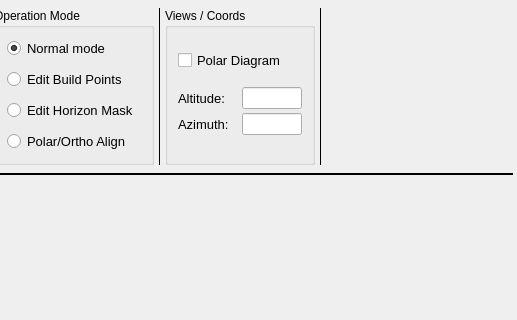
This is mw4/gui/widgets/hemisphere.ui in mworion/MountWizzard4 as Qt 5 draws it before an edit; both pictures show x 283 to 800 and y 0 to 320 of the 800 by 600 pixel window. The edited form follows.
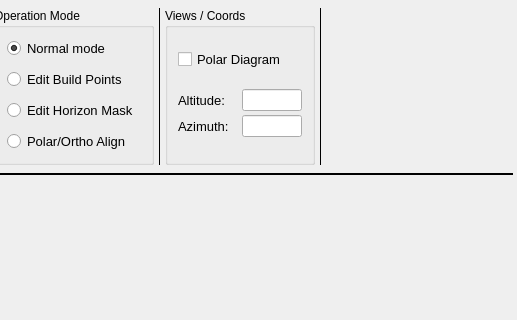
This is the edited form.

The edit to the form file:
```diff
--- a/mw4/gui/widgets/hemisphere.ui
+++ b/mw4/gui/widgets/hemisphere.ui
@@ -285,7 +285,7 @@
        </property>
        <layout class="QVBoxLayout" name="verticalLayout_2" stretch="0,0">
         <property name="spacing">
-         <number>0</number>
+         <number>4</number>
         </property>
         <property name="leftMargin">
          <number>10</number>
```
